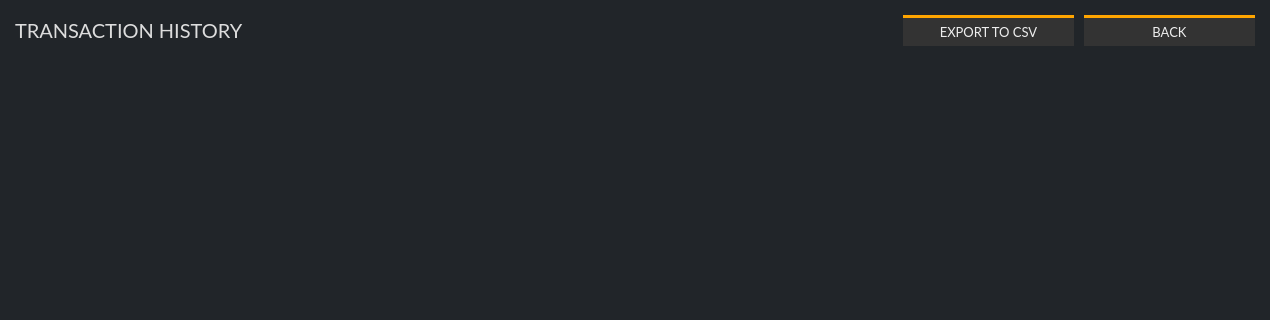
Qt form src/gui/ui/transactionsframe.ui (ConcealNetwork/conceal-desktop) before a commit; both pictures show x 0 to 1270 and y 0 to 320 of the 1270 by 700 pixel window.
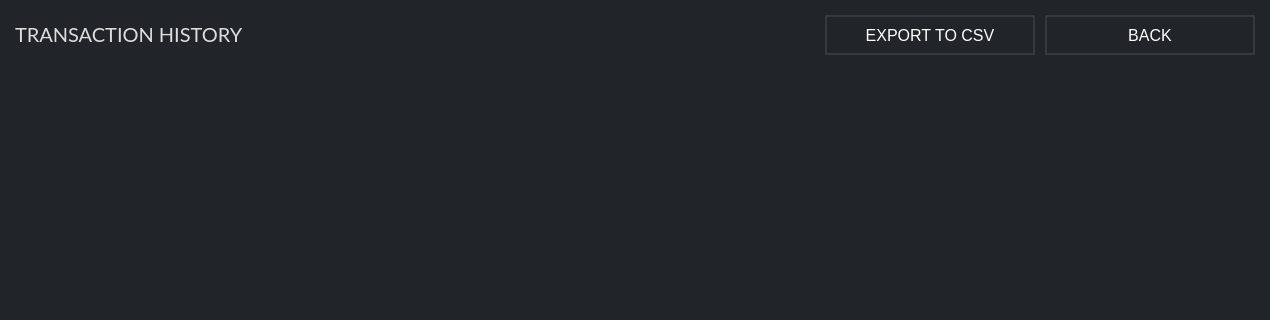
The same form after that commit.

What changed in the file:
```diff
--- a/src/gui/ui/transactionsframe.ui
+++ b/src/gui/ui/transactionsframe.ui
@@ -101,24 +101,23 @@
       <widget class="QPushButton" name="m_csvButton">
        <property name="minimumSize">
         <size>
-         <width>171</width>
-         <height>31</height>
+         <width>210</width>
+         <height>40</height>
         </size>
        </property>
        <property name="maximumSize">
         <size>
-         <width>171</width>
-         <height>31</height>
+         <width>210</width>
+         <height>40</height>
         </size>
        </property>
        <property name="font">
         <font>
-         <family>Lato</family>
-         <pointsize>10</pointsize>
+         <pointsize>-1</pointsize>
         </font>
        </property>
        <property name="styleSheet">
-        <string notr="true">color: #eee; background-color: #333; border-top: 3px solid orange;</string>
+        <string notr="true">color: white; border: 2px solid #343a40; font-size: 16px;</string>
        </property>
        <property name="text">
         <string>EXPORT TO CSV</string>
@@ -127,20 +126,25 @@
      </item>
      <item>
       <widget class="QPushButton" name="m_backButton">
+       <property name="minimumSize">
+        <size>
+         <width>210</width>
+         <height>40</height>
+        </size>
+       </property>
        <property name="maximumSize">
         <size>
-         <width>171</width>
-         <height>31</height>
+         <width>210</width>
+         <height>40</height>
         </size>
        </property>
        <property name="font">
         <font>
-         <family>Lato</family>
-         <pointsize>10</pointsize>
+         <pointsize>-1</pointsize>
         </font>
        </property>
        <property name="styleSheet">
-        <string notr="true">color: #eee; background-color: #333; border-top: 3px solid orange;</string>
+        <string notr="true">color: white; border: 2px solid #343a40; font-size: 16px;</string>
        </property>
        <property name="text">
         <string>BACK</string>
```
